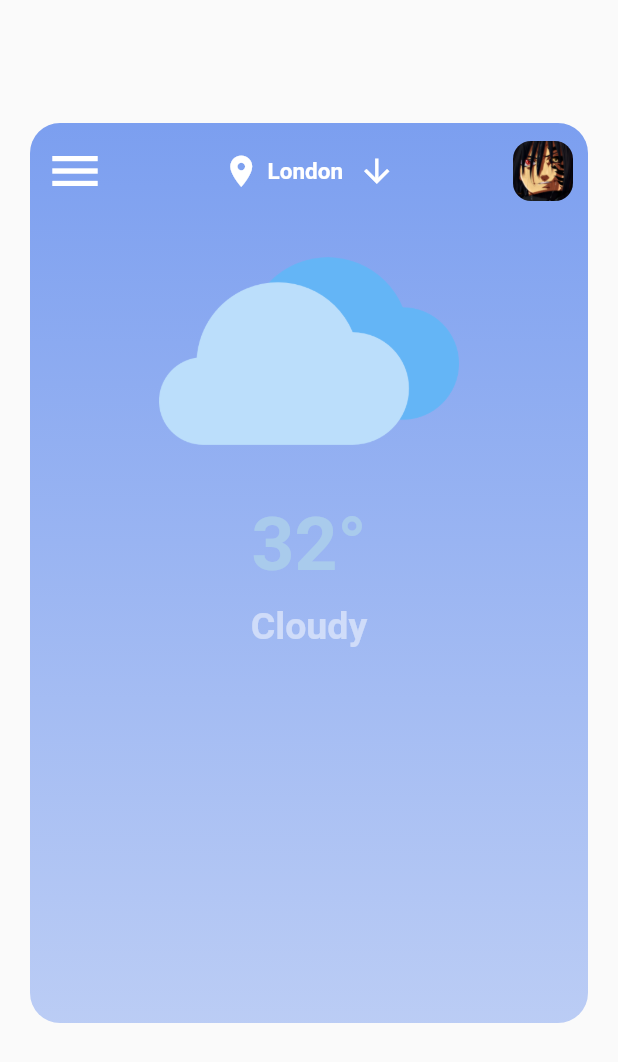
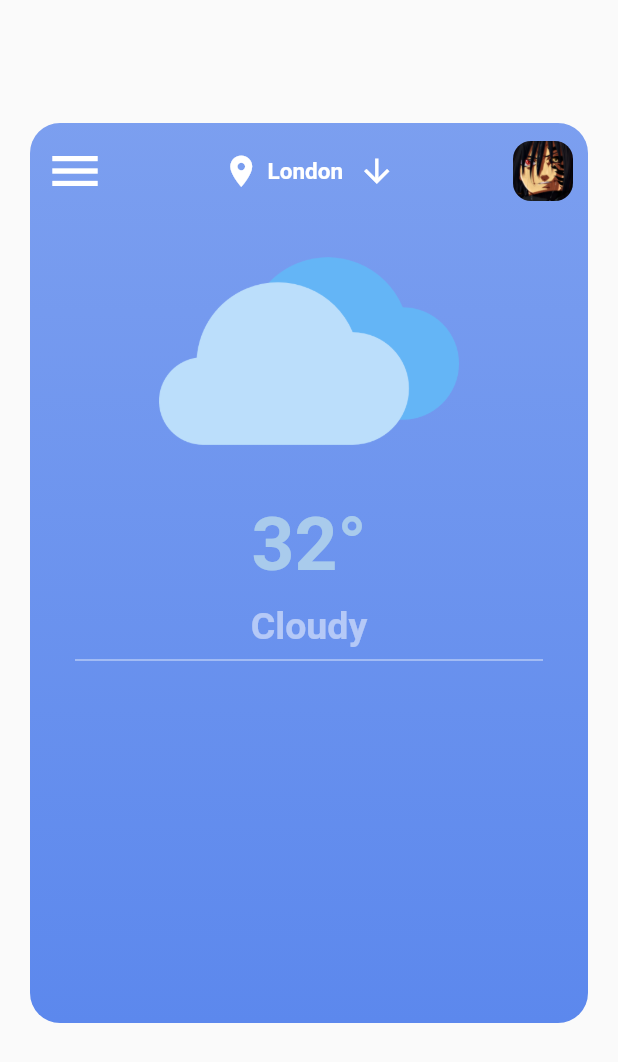
Before and after one commit to ramywael/Weather_App, a Flutter app: the screen it shows after launch, on a phone screen of 412 x 824 dp. Shown: the top 1062 px of the screen. Run offline on Flutter 3.47's test engine with Material 2 defaults, Android fonts, the phone set to English and light mode, and no system bars.

Commit message:
Modify the gradient

```diff
--- a/lib/views/home_view.dart
+++ b/lib/views/home_view.dart
@@ -15,7 +15,7 @@ class HomeView extends StatelessWidget {
           borderRadius: BorderRadius.circular(20),
           gradient: LinearGradient(colors: [
             const Color(0xff5C88ED).withOpacity(.8),
-            const Color(0xff5C88ED).withOpacity(.4),
+            const Color(0xff5C88ED),
           ],
             begin: Alignment.topCenter,
             end: Alignment.bottomCenter,
@@ -53,6 +53,7 @@ class HomeView extends StatelessWidget {
              const Text("32°",style: TextStyle(color: Color(0xffA9CBEC),fontSize: 50,fontWeight: FontWeight.bold),),
               const SizedBox(height: 10,),
                Text("Cloudy",style: TextStyle(color: Colors.white.withOpacity(.5),fontSize: 25,fontWeight: FontWeight.bold),),
+               Divider(color: Colors.white.withOpacity(.5),thickness: 1,indent: 30,endIndent: 30,),
           ],
         ),
       ),
```
